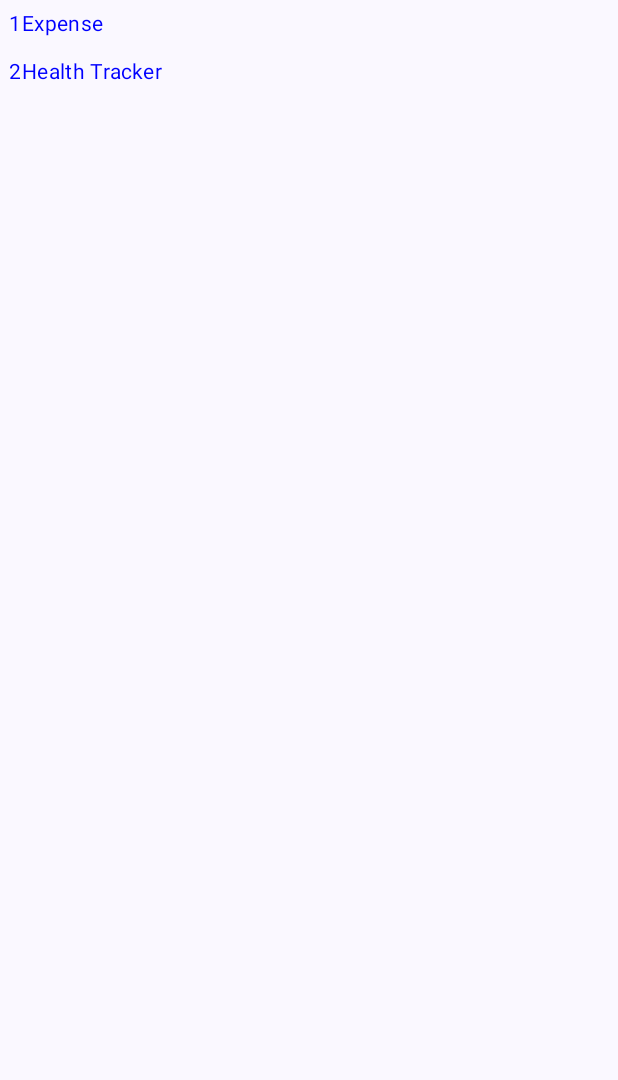
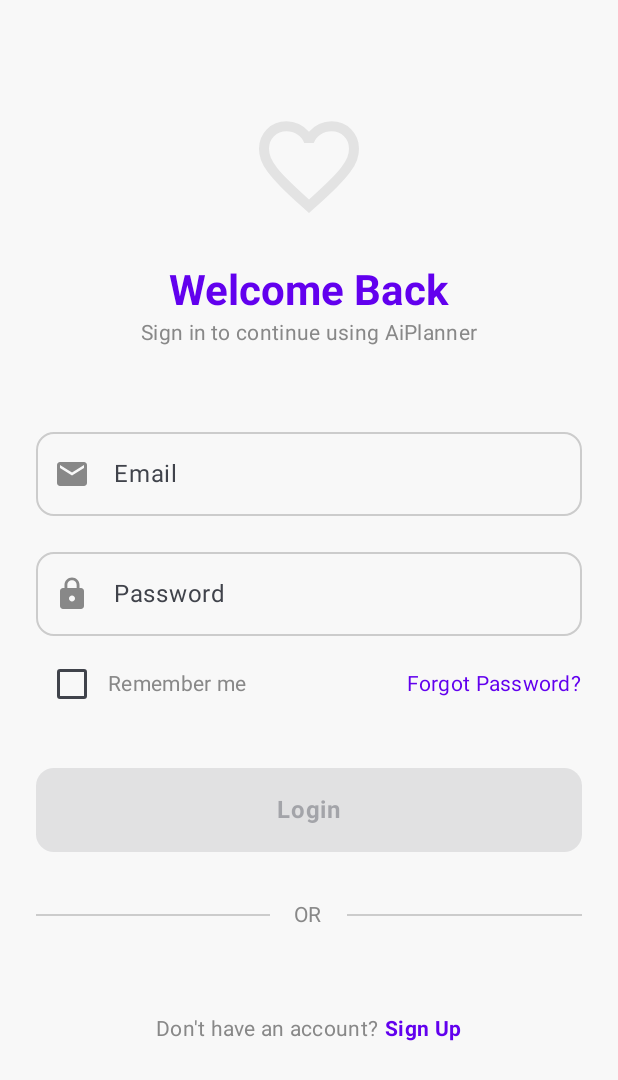
Before and after one commit to siddhant123-geek/AiPlannerApplication, an Android app built with Jetpack Compose: the screen it shows after launch (MainActivity), on a phone screen of 412 x 824 dp. Before the commit the part shown is almost empty. Shown: the top 1080 px of the screen. Run offline under Robolectric (Android 15) with nearby library versions, the phone set to English and light mode, and no system bars; our stand-ins replace Dagger/Hilt's generated code, Firebase (no records; nobody signed in at launch, a user with empty details on screens opened directly).

```diff
--- a/app/build.gradle
+++ b/app/build.gradle
@@ -3,6 +3,7 @@ plugins {
     id("org.jetbrains.kotlin.android")
     id ("kotlin-kapt")
     id ("com.google.dagger.hilt.android")
+    alias(libs.plugins.google.gms.google.services)
 }
 
 android {
@@ -60,6 +61,8 @@ dependencies {
     kapt ("com.google.dagger:hilt-compiler:2.44")
     implementation ("io.coil-kt:coil-compose:2.4.0")
     implementation("com.squareup:javapoet:1.13.0")
+    implementation ("com.google.firebase:firebase-auth-ktx:22.3.1")
+    implementation platform("com.google.firebase:firebase-bom:31.0.0")
 
     testImplementation ("junit:junit:4.13.2")
     androidTestImplementation ("androidx.test.ext:junit:1.1.3")
--- /dev/null
+++ b/app/src/main/java/com/example/aiplannerapplication/SplashScreen.kt
@@ -0,0 +1,84 @@
+package com.example.aiplannerapplication
+
+import androidx.compose.animation.core.animateFloatAsState
+import androidx.compose.animation.core.tween
+import androidx.compose.foundation.Image
+import androidx.compose.foundation.background
+import androidx.compose.foundation.layout.Arrangement
+import androidx.compose.foundation.layout.Box
+import androidx.compose.foundation.layout.Column
+import androidx.compose.foundation.layout.Spacer
+import androidx.compose.foundation.layout.fillMaxSize
+import androidx.compose.foundation.layout.height
+import androidx.compose.foundation.layout.size
+import androidx.compose.material3.CircularProgressIndicator
+import androidx.compose.material3.MaterialTheme
+import androidx.compose.material3.Text
+import androidx.compose.runtime.Composable
+import androidx.compose.runtime.LaunchedEffect
+import androidx.compose.runtime.getValue
+import androidx.compose.runtime.mutableStateOf
+import androidx.compose.runtime.remember
+import androidx.compose.runtime.setValue
+import androidx.compose.ui.Alignment
+import androidx.compose.ui.Modifier
+import androidx.compose.ui.draw.alpha
+import androidx.compose.ui.graphics.Color
+import androidx.compose.ui.res.painterResource
+import androidx.compose.ui.text.font.FontWeight
+import androidx.compose.ui.unit.dp
+import kotlinx.coroutines.delay
+
+@Composable
+fun SplashScreen(onTimeOut: () -> Unit) {
+    var startAnimation by remember { mutableStateOf(false) }
+    val alphaAnim = animateFloatAsState(
+        targetValue = if (startAnimation) 1f else 0f,
+        animationSpec = tween(durationMillis = 1000),
+        label = ""
+    )
+
+    LaunchedEffect(key1 = true) {
+        startAnimation = true
+        delay(2000) // 2 seconds delay
+        onTimeOut()
+    }
+
+    // Splash screen content
+    Box(
+        modifier = Modifier
+            .fillMaxSize()
+            .background(Color(0xFF6200EE)),
+        contentAlignment = Alignment.Center
+    ) {
+        Column(
+            horizontalAlignment = Alignment.CenterHorizontally,
+            verticalArrangement = Arrangement.Center,
+            modifier = Modifier.alpha(alphaAnim.value)
+        ) {
+            // Replace with your actual app logo
+            Image(
+                painter = painterResource(id = R.drawable.ic_heart),
+                contentDescription = "AiPlanner Logo",
+                modifier = Modifier.size(120.dp)
+            )
+
+            Spacer(modifier = Modifier.height(16.dp))
+
+            Text(
+                text = "AiPlanner",
+                style = MaterialTheme.typography.headlineLarge,
+                color = Color.White,
+                fontWeight = FontWeight.Bold
+            )
+
+            Spacer(modifier = Modifier.height(8.dp))
+
+            CircularProgressIndicator(
+                modifier = Modifier.size(32.dp),
+                color = Color.White,
+                strokeWidth = 2.dp
+            )
+        }
+    }
+}
--- /dev/null
+++ b/app/src/main/java/com/example/aiplannerapplication/data/api/NetworkService.kt
@@ -0,0 +1,14 @@
+package com.example.aiplannerapplication.data.api
+
+import com.example.aiplannerapplication.data.models.Credentials
+import retrofit2.Response
+import retrofit2.http.Body
+import retrofit2.http.GET
+import retrofit2.http.POST
+
+interface NetworkService {
+
+    @POST("login")
+    suspend fun login(@Body credentials: Credentials): Response<Unit>
+
+}
--- a/app/src/main/java/com/example/aiplannerapplication/data/local/TrackerItem.kt
+++ b/app/src/main/java/com/example/aiplannerapplication/data/models/TrackerItem.kt
@@ -1,4 +1,4 @@
-package com.example.aiplannerapplication.data.local
+package com.example.aiplannerapplication.data.models
 
 import com.example.aiplannerapplication.TrackerType
 import com.example.aiplannerapplication.navHost.Route
--- /dev/null
+++ b/app/src/main/java/com/example/aiplannerapplication/di/module/ApplicationModule.kt
@@ -0,0 +1,43 @@
+package com.example.aiplannerapplication.di.module
+
+import android.content.Context
+import com.example.aiplannerapplication.data.api.NetworkService
+import com.example.aiplannerapplication.utils.DefaultNetworkHelper
+import com.example.aiplannerapplication.utils.NetworkHelper
+import dagger.Module
+import dagger.Provides
+import dagger.hilt.InstallIn
+import dagger.hilt.android.qualifiers.ApplicationContext
+import dagger.hilt.components.SingletonComponent
+import retrofit2.Retrofit
+import retrofit2.converter.gson.GsonConverterFactory
+import javax.inject.Singleton
+
+@InstallIn(SingletonComponent::class)
+@Module
+class ApplicationModule {
+
+    @Singleton
+    @Provides
+    fun provideGson(): GsonConverterFactory {
+        return GsonConverterFactory.create()
+    }
+
+    @Singleton
+    @Provides
+    fun provideNetworkService(
+        gsonConverterFactory: GsonConverterFactory
+    ): NetworkService {
+        return Retrofit.Builder()
+            .baseUrl("https:www.google.com")
+            .addConverterFactory(gsonConverterFactory)
+            .build()
+            .create(NetworkService::class.java)
+    }
+
+    @Provides
+    @Singleton
+    fun provideNetworkHelper(@ApplicationContext context: Context): NetworkHelper {
+        return DefaultNetworkHelper(context)
+    }
+}
--- a/app/src/main/java/com/example/aiplannerapplication/navHost/AiPlannerNavHost.kt
+++ b/app/src/main/java/com/example/aiplannerapplication/navHost/AiPlannerNavHost.kt
@@ -2,14 +2,23 @@ package com.example.aiplannerapplication.navHost
 
 import android.util.Log
 import androidx.compose.runtime.Composable
+import androidx.compose.runtime.collectAsState
+import androidx.hilt.navigation.compose.hiltViewModel
+import androidx.lifecycle.viewmodel.compose.viewModel
 import androidx.navigation.NavController
 import androidx.navigation.compose.NavHost
 import androidx.navigation.compose.composable
+import androidx.navigation.compose.navigation
 import androidx.navigation.compose.rememberNavController
+import com.example.aiplannerapplication.SplashScreen
 import com.example.aiplannerapplication.ui.health.HealthTrackerRoute
 import com.example.aiplannerapplication.ui.home.HomeScreen
+import com.example.aiplannerapplication.ui.login.LoginScreenRoute
+import com.example.aiplannerapplication.viewmodel.LoginViewModel
 
 sealed class Route(val name: String) {
+    object SplashScreenRoute: Route("splash")
+    object LandingScreenRoute: Route("landing")
     object HomeRoute: Route("Home")
     object HealthRoute: Route("Health")
     object ExpenseRoute: Route("Expense")
@@ -17,11 +26,36 @@ sealed class Route(val name: String) {
 
 
 @Composable
-fun AiPlannerNavHost() {
+fun AiPlannerNavHost(viewModel: LoginViewModel = hiltViewModel()) {
 
     val navController = rememberNavController()
 
-    NavHost(navController, Route.HomeRoute.name) {
+    val isUserLoggedIn = viewModel.loggedInState.collectAsState()
+
+    NavHost(navController, Route.SplashScreenRoute.name) {
+        composable(Route.SplashScreenRoute.name) {
+            SplashScreen(
+                onTimeOut = {
+                    if (isUserLoggedIn.value) {
+                        Log.d("###", "AiPlannerNavHost: coming to loggin in Splash")
+                        navController.navigate(Route.HomeRoute.name) {
+                            popUpTo(Route.HomeRoute.name) { inclusive = true }
+                        }
+                    } else {
+                        Log.d("###", "AiPlannerNavHost: coming to logged out in Splash")
+                        navController.navigate(Route.LandingScreenRoute.name) {
+                            popUpTo(Route.LandingScreenRoute.name) { inclusive = true }
+                        }
+                    }
+                }
+            )
+        }
+        composable(Route.LandingScreenRoute.name) {
+            LoginScreenRoute({user ->
+                Log.d("###", "AiPlannerNavHost: user email after successful login# " + user.email)
+                navigateTo(navController, Route.HomeRoute)
+            })
+        }
         composable(Route.HomeRoute.name) {
             HomeScreen{dest->
                 navigateTo(navController, dest)
--- a/app/src/main/java/com/example/aiplannerapplication/ui/home/HomeScreen.kt
+++ b/app/src/main/java/com/example/aiplannerapplication/ui/home/HomeScreen.kt
@@ -15,7 +15,7 @@ import androidx.compose.ui.Modifier
 import androidx.compose.ui.graphics.Color
 import androidx.compose.ui.unit.dp
 import com.example.aiplannerapplication.TrackerType
-import com.example.aiplannerapplication.data.local.TrackerItem
+import com.example.aiplannerapplication.data.models.TrackerItem
 import com.example.aiplannerapplication.navHost.Route
 
 @Composable
--- /dev/null
+++ b/app/src/main/java/com/example/aiplannerapplication/ui/login/LoginScreenRoute.kt
@@ -0,0 +1,379 @@
+package com.example.aiplannerapplication.ui.login
+
+import android.util.Log
+import androidx.compose.animation.AnimatedVisibility
+import androidx.compose.foundation.Image
+import androidx.compose.foundation.background
+import androidx.compose.foundation.clickable
+import androidx.compose.foundation.layout.Arrangement
+import androidx.compose.foundation.layout.Box
+import androidx.compose.foundation.layout.Column
+import androidx.compose.foundation.layout.Row
+import androidx.compose.foundation.layout.Spacer
+import androidx.compose.foundation.layout.fillMaxSize
+import androidx.compose.foundation.layout.fillMaxWidth
+import androidx.compose.foundation.layout.height
+import androidx.compose.foundation.layout.padding
+import androidx.compose.foundation.layout.size
+import androidx.compose.foundation.rememberScrollState
+import androidx.compose.foundation.shape.CircleShape
+import androidx.compose.foundation.shape.RoundedCornerShape
+import androidx.compose.foundation.text.KeyboardOptions
+import androidx.compose.foundation.verticalScroll
+import androidx.compose.material.icons.Icons
+import androidx.compose.material.icons.filled.Email
+import androidx.compose.material.icons.filled.Lock
+import androidx.compose.material3.Button
+import androidx.compose.material3.ButtonDefaults
+import androidx.compose.material3.Checkbox
+import androidx.compose.material3.CheckboxDefaults
+import androidx.compose.material3.CircularProgressIndicator
+import androidx.compose.material3.Divider
+import androidx.compose.material3.Icon
+import androidx.compose.material3.IconButton
+import androidx.compose.material3.MaterialTheme
+import androidx.compose.material3.OutlinedTextField
+import androidx.compose.material3.OutlinedTextFieldDefaults
+import androidx.compose.material3.Text
+import androidx.compose.runtime.Composable
+import androidx.compose.runtime.LaunchedEffect
+import androidx.compose.runtime.collectAsState
+import androidx.compose.runtime.getValue
+import androidx.compose.runtime.mutableStateOf
+import androidx.compose.runtime.remember
+import androidx.compose.runtime.setValue
+import androidx.compose.ui.Alignment
+import androidx.compose.ui.Modifier
+import androidx.compose.ui.draw.clip
+import androidx.compose.ui.graphics.Color
+import androidx.compose.ui.res.painterResource
+import androidx.compose.ui.text.font.FontWeight
+import androidx.compose.ui.text.input.ImeAction
+import androidx.compose.ui.text.input.KeyboardType
+import androidx.compose.ui.text.input.PasswordVisualTransformation
+import androidx.compose.ui.text.input.VisualTransformation
+import androidx.compose.ui.unit.dp
+import androidx.hilt.navigation.compose.hiltViewModel
+import com.example.aiplannerapplication.R
+import com.example.aiplannerapplication.data.models.AuthState
+import com.example.aiplannerapplication.data.models.Credentials
+import com.example.aiplannerapplication.navHost.navigateTo
+import com.example.aiplannerapplication.viewmodel.LoginViewModel
+import com.google.firebase.Firebase
+import com.google.firebase.auth.FirebaseUser
+
+@Composable
+fun LoginScreenRoute(onLoginSuccess: (user: FirebaseUser)->Unit) {
+    LoginScreen(onLoginSuccess=onLoginSuccess, onSignUpClick={})
+}
+
+@Composable
+fun LoginScreen(
+    viewModel: LoginViewModel = hiltViewModel(),
+    onLoginSuccess: (user: FirebaseUser) -> Unit,
+    onSignUpClick: () -> Unit
+) {
+//    val isLoading by viewModel.isLoading.collectAsState()
+//    val errorMessage by viewModel.errorMessage.collectAsState()
+
+    var email by remember { mutableStateOf("") }
+    var password by remember { mutableStateOf("") }
+    var passwordVisible by remember { mutableStateOf(false) }
+    var rememberMe by remember { mutableStateOf(false) }
+
+    val authState by viewModel.authState.collectAsState()
+
+    LaunchedEffect(authState) {
+        Log.d("###", "LoginScreen: comig insidne authState laucnhed eff with auth State as " +
+                authState.toString())
+        if (authState is AuthState.Authenticated) {
+            onLoginSuccess((authState as AuthState.Authenticated<FirebaseUser>).data)
+        }
+    }
+
+    Box(
+        modifier = Modifier
+            .fillMaxSize()
+            .background(Color(0xFFF8F8F8))
+    ) {
+        Column(
+            modifier = Modifier
+                .fillMaxSize()
+                .padding(24.dp)
+                .verticalScroll(rememberScrollState()),
+            horizontalAlignment = Alignment.CenterHorizontally
+        ) {
+            // Header Section
+            Spacer(modifier = Modifier.height(48.dp))
+
+            Image(
+                painter = painterResource(id = R.drawable.ic_heart),
+                contentDescription = "AiPlanner Logo",
+                modifier = Modifier.size(80.dp)
+            )
+
+            Spacer(modifier = Modifier.height(24.dp))
+
+            Text(
+                text = "Welcome Back",
+                style = MaterialTheme.typography.headlineMedium,
+                fontWeight = FontWeight.Bold,
+                color = Color(0xFF6200EE)
+            )
+
+            Text(
+                text = "Sign in to continue using AiPlanner",
+                style = MaterialTheme.typography.bodyMedium,
+                color = Color.Gray
+            )
+
+            Spacer(modifier = Modifier.height(48.dp))
+
+            // Form Section
+            OutlinedTextField(
+                value = email,
+                onValueChange = { email = it },
+                label = { Text("Email") },
+                placeholder = { Text("Enter your email") },
+                leadingIcon = {
+                    Icon(
+                        imageVector = Icons.Default.Email,
+                        contentDescription = "Email",
+                        tint = Color.Gray
+                    )
+                },
+                singleLine = true,
+                keyboardOptions = KeyboardOptions(
+                    keyboardType = KeyboardType.Email,
+                    imeAction = ImeAction.Next
+                ),
+                modifier = Modifier.fillMaxWidth(),
+                shape = RoundedCornerShape(12.dp),
+                colors = OutlinedTextFieldDefaults.colors(
+                    focusedBorderColor = Color(0xFF6200EE),
+                    unfocusedBorderColor = Color.LightGray,
+                    focusedLabelColor = Color(0xFF6200EE)
+                )
+            )
+
+            Spacer(modifier = Modifier.height(16.dp))
+
+            OutlinedTextField(
+                value = password,
+                onValueChange = { password = it },
+                label = { Text("Password") },
+                placeholder = { Text("Enter your password") },
+                leadingIcon = {
+                    Icon(
+                        imageVector = Icons.Default.Lock,
+                        contentDescription = "Password",
+                        tint = Color.Gray
+                    )
+                },
+//                trailingIcon = {
+//                    IconButton(onClick = { passwordVisible = !passwordVisible }) {
+//                        Icon(
+//                            imageVector = if (passwordVisible) Icons.Default.VisibilityOff else Icons.Default.Visibility,
+//                            contentDescription = if (passwordVisible) "Hide password" else "Show password",
+//                            tint = Color.Gray
+//                        )
+//                    }
+//                },
+                singleLine = true,
+                visualTransformation = if (passwordVisible) VisualTransformation.None else PasswordVisualTransformation(),
+                keyboardOptions = KeyboardOptions(
+                    keyboardType = KeyboardType.Password,
+                    imeAction = ImeAction.Done
+                ),
+                modifier = Modifier.fillMaxWidth(),
+                shape = RoundedCornerShape(12.dp),
+                colors = OutlinedTextFieldDefaults.colors(
+                    focusedBorderColor = Color(0xFF6200EE),
+                    unfocusedBorderColor = Color.LightGray,
+                    focusedLabelColor = Color(0xFF6200EE)
+                )
+            )
+
+            // Remember me and Forgot password row
+            Row(
+                modifier = Modifier
+                    .fillMaxWidth()
+                    .padding(vertical = 8.dp),
+                horizontalArrangement = Arrangement.SpaceBetween,
+                verticalAlignment = Alignment.CenterVertically
+            ) {
+                Row(
+                    verticalAlignment = Alignment.CenterVertically,
+                    modifier = Modifier.clickable { rememberMe = !rememberMe }
+                ) {
+                    Checkbox(
+                        checked = rememberMe,
+                        onCheckedChange = { rememberMe = it },
+                        colors = CheckboxDefaults.colors(
+                            checkedColor = Color(0xFF6200EE)
+                        )
+                    )
+
+                    Text(
+                        text = "Remember me",
+                        style = MaterialTheme.typography.bodyMedium,
+                        color = Color.Gray
+                    )
+                }
+
+                Text(
+                    text = "Forgot Password?",
+                    style = MaterialTheme.typography.bodyMedium,
+                    color = Color(0xFF6200EE),
+                    modifier = Modifier.clickable { /* Handle forgot password */ }
+                )
+            }
+
+            Spacer(modifier = Modifier.height(24.dp))
+
+//            // Error message if any
+//            AnimatedVisibility(visible = errorMessage != null) {
+//                errorMessage?.let {
+//                    Text(
+//                        text = it,
+//                        color = Color.Red,
+//                        style = MaterialTheme.typography.bodyMedium,
+//                        modifier = Modifier.padding(vertical = 8.dp)
+//                    )
+//                }
+//            }
+
+            // Login button
+            Button(
+                onClick = {
+                    Log.d("###", "LoginScreen: login clciked")
+                    val creds = Credentials(email, password, email.take(3))
+                    Log.d("###", "LoginScreen: creds name " + creds.name)
+                    Log.d("###", "LoginScreen: creds email " + creds.email)
+                    Log.d("###", "LoginScreen: creds password " + creds.password)
+                    viewModel.register(creds)
+                },
+                modifier = Modifier
+                    .fillMaxWidth()
+                    .height(56.dp),
+                shape = RoundedCornerShape(12.dp),
+                colors = ButtonDefaults.buttonColors(
+                    containerColor = Color(0xFF6200EE)
+                ),
+                enabled = email.isNotBlank() && password.isNotBlank()
+            ) {
+//                if (isLoading) {
+//                    CircularProgressIndicator(
+//                        modifier = Modifier.size(24.dp),
+//                        color = Color.White,
+//                        strokeWidth = 2.dp
+//                    )
+//                } else {
+//                    Text(
+//                        text = "Login",
+//                        style = MaterialTheme.typography.bodyLarge,
+//                        fontWeight = FontWeight.Bold
+//                    )
+//                }
+                Text(
+                    text = "Login",
+                    style = MaterialTheme.typography.bodyLarge,
+                    fontWeight = FontWeight.Bold
+                )
+            }
+
+            Spacer(modifier = Modifier.height(32.dp))
+
+            // Divider with "OR" text
+            Row(
+                modifier = Modifier.fillMaxWidth(),
+                verticalAlignment = Alignment.CenterVertically
+            ) {
+                Divider(
+                    modifier = Modifier.weight(1f),
+                    color = Color.LightGray
+                )
+                Text(
+                    text = "OR",
+                    modifier = Modifier.padding(horizontal = 16.dp),
+                    style = MaterialTheme.typography.bodyMedium,
+                    color = Color.Gray
+                )
+                Divider(
+                    modifier = Modifier.weight(1f),
+                    color = Color.LightGray
+                )
+            }
+
+            Spacer(modifier = Modifier.height(24.dp))
+
+            // Social login options
+//            Row(
+//                modifier = Modifier.fillMaxWidth(),
+//                horizontalArrangement = Arrangement.SpaceEvenly
+//            ) {
+//                SocialLoginButton(
+//                    icon = R.drawable.ic,
+//                    contentDescription = "Sign in with Google"
+//                )
+//
+//                SocialLoginButton(
+//                    icon = R.drawable.ic_facebook,
+//                    contentDescription = "Sign in with Facebook"
+//                )
+//
+//                SocialLoginButton(
+//                    icon = R.drawable.ic_apple,
+//                    contentDescription = "Sign in with Apple"
+//                )
+//            }
+
+            Spacer(modifier = Modifier.height(32.dp))
+
+            // Sign up link
+            Row(
+                modifier = Modifier.fillMaxWidth(),
+                horizontalArrangement = Arrangement.Center,
+                verticalAlignment = Alignment.CenterVertically
+            ) {
+                Text(
+                    text = "Don't have an account? ",
+                    style = MaterialTheme.typography.bodyMedium,
+                    color = Color.Gray
+                )
+
+                Text(
+                    text = "Sign Up",
+                    style = MaterialTheme.typography.bodyMedium.copy(
+                        fontWeight = FontWeight.Bold
+                    ),
+                    color = Color(0xFF6200EE),
+                    modifier = Modifier.clickable { onSignUpClick() }
+                )
+            }
+
+            Spacer(modifier = Modifier.height(24.dp))
+        }
+    }
+}
+
+@Composable
+fun SocialLoginButton(
+    icon: Int,
+    contentDescription: String
+) {
+    Box(
+        modifier = Modifier
+            .size(48.dp)
+            .clip(CircleShape)
+            .background(Color(0xFFF5F5F5))
+            .clickable { /* Handle social login */ },
+        contentAlignment = Alignment.Center
+    ) {
+        Image(
+            painter = painterResource(id = icon),
+            contentDescription = contentDescription,
+            modifier = Modifier.size(24.dp)
+        )
+    }
+}
--- /dev/null
+++ b/app/src/main/java/com/example/aiplannerapplication/viewmodel/LoginViewModel.kt
@@ -0,0 +1,43 @@
+package com.example.aiplannerapplication.viewmodel
+
+import androidx.lifecycle.ViewModel
+import androidx.lifecycle.viewModelScope
+import com.example.aiplannerapplication.data.models.AuthState
+import com.example.aiplannerapplication.data.models.Credentials
+import com.example.aiplannerapplication.data.repository.LoginRepository
+import com.example.aiplannerapplication.utils.NetworkHelper
+import com.google.firebase.auth.FirebaseUser
+import dagger.hilt.android.lifecycle.HiltViewModel
+import kotlinx.coroutines.flow.MutableStateFlow
+import kotlinx.coroutines.flow.StateFlow
+import kotlinx.coroutines.launch
+import javax.inject.Inject
+
+@HiltViewModel
+class LoginViewModel @Inject constructor(val networkHelper: NetworkHelper,
+                                         val loginRepository: LoginRepository): ViewModel() {
+
+    private val _loggedInState: MutableStateFlow<Boolean> = MutableStateFlow(false)
+    val loggedInState: StateFlow<Boolean> = _loggedInState
+
+    private val _authState = MutableStateFlow<AuthState<FirebaseUser>>(AuthState.Unauthenticated)
+    val authState: StateFlow<AuthState<FirebaseUser>> = _authState
+
+
+    fun register(credentials: Credentials) {
+        viewModelScope.launch {
+            loginRepository.registerUser(credentials).collect { state ->
+                _authState.value = state
+            }
+        }
+    }
+
+    fun login(credentials: Credentials) {
+        viewModelScope.launch {
+            loginRepository.loginUser(credentials).collect { state ->
+                _authState.value = state
+            }
+        }
+    }
+
+}
--- a/build.gradle
+++ b/build.gradle
@@ -4,4 +4,5 @@ plugins {
     id("com.android.library") version "7.4.2" apply false
     id("org.jetbrains.kotlin.android") version "1.8.10" apply false
     id ("com.google.dagger.hilt.android") version "2.44" apply false
+    alias(libs.plugins.google.gms.google.services) apply false
 }
```
Also changed, not shown: app/src/main/java/com/example/aiplannerapplication/data/models/AuthState.kt (added, +10 -0 lines), app/src/main/java/com/example/aiplannerapplication/data/models/Credential.kt (added, +12 -0 lines), app/src/main/java/com/example/aiplannerapplication/data/repository/LoginRepository.kt (added, +89 -0 lines), gradle/libs.versions.toml (+10 -0 lines), 1 other file.
